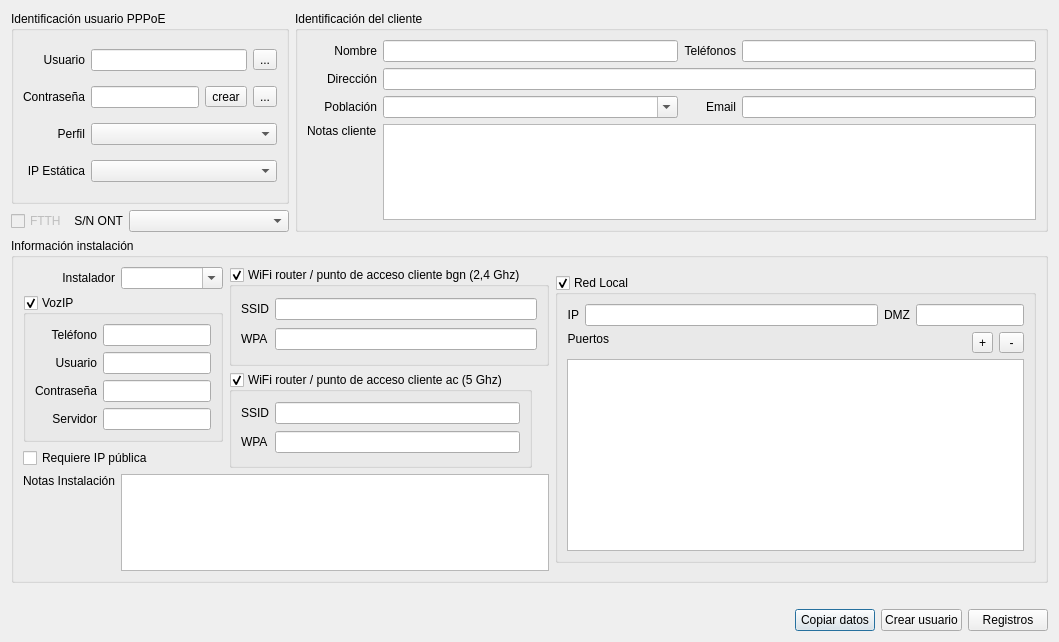
Qt form src/Dialogs/DlgPPPUser.ui (silderan/QMikPPPManager) before a commit.
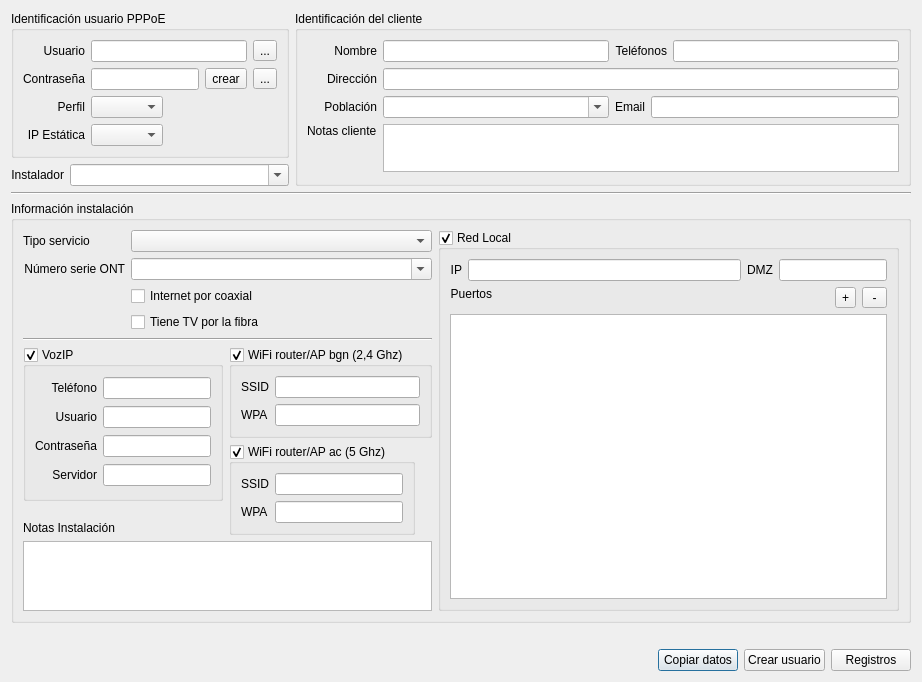
The same form after that commit. Icons and pictures are not drawn. Custom widgets are drawn as their Qt base class.

```diff
--- a/src/Dialogs/DlgPPPUser.ui
+++ b/src/Dialogs/DlgPPPUser.ui
@@ -6,16 +6,29 @@
    <rect>
     <x>0</x>
     <y>0</y>
-    <width>1059</width>
-    <height>642</height>
+    <width>922</width>
+    <height>625</height>
    </rect>
   </property>
   <property name="windowTitle">
    <string>Dialog</string>
   </property>
   <layout class="QGridLayout" name="gridLayout_8">
-   <item row="0" column="0" colspan="3">
+   <item row="2" column="0" colspan="3">
+    <widget class="Line" name="line">
+     <property name="orientation">
+      <enum>Qt::Horizontal</enum>
+     </property>
+    </widget>
+   </item>
+   <item row="0" column="0" colspan="2">
     <widget class="QGroupBox" name="groupBox">
+     <property name="sizePolicy">
+      <sizepolicy hsizetype="Maximum" vsizetype="Maximum">
+       <horstretch>0</horstretch>
+       <verstretch>0</verstretch>
+      </sizepolicy>
+     </property>
      <property name="title">
       <string>Identificación usuario PPPoE</string>
      </property>
@@ -51,7 +64,14 @@
        <widget class="QLineEdit" name="pppUserNameLineEdit"/>
       </item>
       <item row="2" column="1" colspan="3">
-       <widget class="QFancyComboBox" name="pppProfileComboBox"/>
+       <widget class="QFancyComboBox" name="pppProfileComboBox">
+        <property name="sizePolicy">
+         <sizepolicy hsizetype="Maximum" vsizetype="Fixed">
+          <horstretch>0</horstretch>
+          <verstretch>0</verstretch>
+         </sizepolicy>
+        </property>
+       </widget>
       </item>
       <item row="2" column="0">
        <widget class="QLabel" name="label_3">
@@ -103,161 +123,41 @@
        </widget>
       </item>
       <item row="3" column="1" colspan="3">
-       <widget class="QFancyComboBox" name="staticIPComboBox"/>
+       <widget class="QFancyComboBox" name="staticIPComboBox">
+        <property name="sizePolicy">
+         <sizepolicy hsizetype="Maximum" vsizetype="Fixed">
+          <horstretch>0</horstretch>
+          <verstretch>0</verstretch>
+         </sizepolicy>
+        </property>
+       </widget>
       </item>
      </layout>
     </widget>
    </item>
-   <item row="1" column="2">
-    <widget class="QComboBox" name="ontSNComboBox"/>
+   <item row="1" column="0">
+    <widget class="QLabel" name="label_10">
+     <property name="sizePolicy">
+      <sizepolicy hsizetype="Maximum" vsizetype="Preferred">
+       <horstretch>0</horstretch>
+       <verstretch>0</verstretch>
+      </sizepolicy>
+     </property>
+     <property name="text">
+      <string>Instalador</string>
+     </property>
+     <property name="alignment">
+      <set>Qt::AlignRight|Qt::AlignTrailing|Qt::AlignVCenter</set>
+     </property>
+    </widget>
    </item>
-   <item row="2" column="0" colspan="4">
+   <item row="3" column="0" colspan="3">
     <widget class="QGroupBox" name="groupBox_3">
      <property name="title">
       <string>Información instalación</string>
      </property>
      <layout class="QGridLayout" name="gridLayout_7">
-      <item row="0" column="0">
-       <widget class="QLabel" name="label_10">
-        <property name="sizePolicy">
-         <sizepolicy hsizetype="Minimum" vsizetype="Preferred">
-          <horstretch>0</horstretch>
-          <verstretch>0</verstretch>
-         </sizepolicy>
-        </property>
-        <property name="text">
-         <string>Instalador</string>
-        </property>
-        <property name="alignment">
-         <set>Qt::AlignRight|Qt::AlignTrailing|Qt::AlignVCenter</set>
-        </property>
-       </widget>
-      </item>
-      <item row="0" column="1">
-       <widget class="QFancyComboBox" name="installerComboBox">
-        <property name="editable">
-         <bool>true</bool>
-        </property>
-       </widget>
-      </item>
-      <item row="0" column="2" rowspan="2">
-       <widget class="QGroupBox" name="wifi2GroupBox">
-        <property name="sizePolicy">
-         <sizepolicy hsizetype="Maximum" vsizetype="Preferred">
-          <horstretch>0</horstretch>
-          <verstretch>0</verstretch>
-         </sizepolicy>
-        </property>
-        <property name="title">
-         <string>WiFi router / punto de acceso cliente bgn (2,4 Ghz)</string>
-        </property>
-        <property name="checkable">
-         <bool>true</bool>
-        </property>
-        <layout class="QGridLayout" name="gridLayout_3">
-         <item row="0" column="1">
-          <widget class="QLineEdit" name="wifi2SSIDLineEdit"/>
-         </item>
-         <item row="1" column="0">
-          <widget class="QLabel" name="label_22">
-           <property name="sizePolicy">
-            <sizepolicy hsizetype="Maximum" vsizetype="Preferred">
-             <horstretch>0</horstretch>
-             <verstretch>0</verstretch>
-            </sizepolicy>
-           </property>
-           <property name="text">
-            <string>WPA</string>
-           </property>
-          </widget>
-         </item>
-         <item row="0" column="0">
-          <widget class="QLabel" name="label_11">
-           <property name="sizePolicy">
-            <sizepolicy hsizetype="Maximum" vsizetype="Preferred">
-             <horstretch>0</horstretch>
-             <verstretch>0</verstretch>
-            </sizepolicy>
-           </property>
-           <property name="text">
-            <string>SSID</string>
-           </property>
-           <property name="alignment">
-            <set>Qt::AlignRight|Qt::AlignTrailing|Qt::AlignVCenter</set>
-           </property>
-          </widget>
-         </item>
-         <item row="1" column="1">
-          <widget class="QLineEdit" name="wifi2WPALineEdit"/>
-         </item>
-        </layout>
-       </widget>
-      </item>
-      <item row="1" column="0" rowspan="2" colspan="2">
-       <widget class="QGroupBox" name="voipGroupBox">
-        <property name="title">
-         <string>VozIP</string>
-        </property>
-        <property name="checkable">
-         <bool>true</bool>
-        </property>
-        <layout class="QGridLayout" name="gridLayout_5">
-         <item row="1" column="0">
-          <widget class="QLabel" name="label_16">
-           <property name="text">
-            <string>Usuario</string>
-           </property>
-           <property name="alignment">
-            <set>Qt::AlignRight|Qt::AlignTrailing|Qt::AlignVCenter</set>
-           </property>
-          </widget>
-         </item>
-         <item row="3" column="1">
-          <widget class="QLineEdit" name="voipServerLineEdit"/>
-         </item>
-         <item row="0" column="1">
-          <widget class="QLineEdit" name="voipPhoneNumber"/>
-         </item>
-         <item row="2" column="1">
-          <widget class="QLineEdit" name="voipUserPass"/>
-         </item>
-         <item row="0" column="0">
-          <widget class="QLabel" name="label_15">
-           <property name="text">
-            <string>Teléfono</string>
-           </property>
-           <property name="alignment">
-            <set>Qt::AlignRight|Qt::AlignTrailing|Qt::AlignVCenter</set>
-           </property>
-          </widget>
-         </item>
-         <item row="2" column="0">
-          <widget class="QLabel" name="label_17">
-           <property name="text">
-            <string>Contraseña</string>
-           </property>
-           <property name="alignment">
-            <set>Qt::AlignRight|Qt::AlignTrailing|Qt::AlignVCenter</set>
-           </property>
-          </widget>
-         </item>
-         <item row="3" column="0">
-          <widget class="QLabel" name="label_24">
-           <property name="text">
-            <string>Servidor</string>
-           </property>
-           <property name="alignment">
-            <set>Qt::AlignRight|Qt::AlignTrailing|Qt::AlignVCenter</set>
-           </property>
-          </widget>
-         </item>
-         <item row="1" column="1">
-          <widget class="QLineEdit" name="voipUserName"/>
-         </item>
-        </layout>
-       </widget>
-      </item>
-      <item row="2" column="2" rowspan="2">
+      <item row="6" column="2" rowspan="3">
        <widget class="QGroupBox" name="wifi5GroupBox">
         <property name="sizePolicy">
          <sizepolicy hsizetype="Maximum" vsizetype="Preferred">
@@ -266,7 +166,7 @@
          </sizepolicy>
         </property>
         <property name="title">
-         <string>WiFi router / punto de acceso cliente ac (5 Ghz)</string>
+         <string>WiFi router/AP ac (5 Ghz)</string>
         </property>
         <property name="checkable">
          <bool>true</bool>
@@ -310,49 +210,20 @@
         </layout>
        </widget>
       </item>
-      <item row="4" column="0">
-       <widget class="QLabel" name="label_25">
-        <property name="sizePolicy">
-         <sizepolicy hsizetype="Maximum" vsizetype="Minimum">
-          <horstretch>0</horstretch>
-          <verstretch>0</verstretch>
-         </sizepolicy>
+      <item row="1" column="1" colspan="2">
+       <widget class="QComboBox" name="ontSNComboBox">
+        <property name="editable">
+         <bool>true</bool>
         </property>
-        <property name="text">
-         <string>Notas Instalación</string>
-        </property>
-        <property name="alignment">
-         <set>Qt::AlignRight|Qt::AlignTop|Qt::AlignTrailing</set>
-        </property>
        </widget>
       </item>
-      <item row="3" column="0" colspan="2">
-       <widget class="QCheckBox" name="needsPublicIPCheckBox">
-        <property name="sizePolicy">
-         <sizepolicy hsizetype="Maximum" vsizetype="Fixed">
-          <horstretch>0</horstretch>
-          <verstretch>0</verstretch>
-         </sizepolicy>
-        </property>
-        <property name="text">
-         <string>Requiere IP pública</string>
-        </property>
-       </widget>
+      <item row="0" column="1" colspan="2">
+       <widget class="QComboBox" name="serviceTypeComboBox"/>
       </item>
-      <item row="4" column="1" colspan="2">
-       <widget class="QTextEdit" name="installNotesTextEdit">
-        <property name="sizePolicy">
-         <sizepolicy hsizetype="Expanding" vsizetype="Maximum">
-          <horstretch>0</horstretch>
-          <verstretch>0</verstretch>
-         </sizepolicy>
-        </property>
-       </widget>
-      </item>
-      <item row="0" column="3" rowspan="5">
+      <item row="0" column="3" rowspan="10">
        <widget class="QGroupBox" name="lanGroupBox">
         <property name="sizePolicy">
-         <sizepolicy hsizetype="MinimumExpanding" vsizetype="Maximum">
+         <sizepolicy hsizetype="MinimumExpanding" vsizetype="Preferred">
           <horstretch>0</horstretch>
           <verstretch>0</verstretch>
          </sizepolicy>
@@ -414,7 +285,14 @@
           <widget class="QLineEdit" name="lanIPLineEdit"/>
          </item>
          <item row="2" column="0" colspan="6">
-          <widget class="QPortForwardTableWidget" name="lanPortsTableWidget"/>
+          <widget class="QPortForwardTableWidget" name="lanPortsTableWidget">
+           <property name="sizePolicy">
+            <sizepolicy hsizetype="Expanding" vsizetype="MinimumExpanding">
+             <horstretch>0</horstretch>
+             <verstretch>0</verstretch>
+            </sizepolicy>
+           </property>
+          </widget>
          </item>
          <item row="1" column="5">
           <widget class="QToolButton" name="delPortButton">
@@ -433,10 +311,286 @@
         </layout>
        </widget>
       </item>
+      <item row="4" column="0" colspan="3">
+       <widget class="Line" name="line_2">
+        <property name="orientation">
+         <enum>Qt::Horizontal</enum>
+        </property>
+       </widget>
+      </item>
+      <item row="1" column="0">
+       <widget class="QLabel" name="label_21">
+        <property name="text">
+         <string>Número serie ONT</string>
+        </property>
+        <property name="alignment">
+         <set>Qt::AlignRight|Qt::AlignTrailing|Qt::AlignVCenter</set>
+        </property>
+       </widget>
+      </item>
+      <item row="5" column="2">
+       <widget class="QGroupBox" name="wifi2GroupBox">
+        <property name="sizePolicy">
+         <sizepolicy hsizetype="Maximum" vsizetype="Preferred">
+          <horstretch>0</horstretch>
+          <verstretch>0</verstretch>
+         </sizepolicy>
+        </property>
+        <property name="title">
+         <string>WiFi router/AP bgn (2,4 Ghz)</string>
+        </property>
+        <property name="checkable">
+         <bool>true</bool>
+        </property>
+        <layout class="QGridLayout" name="gridLayout_3">
+         <item row="0" column="1">
+          <widget class="QLineEdit" name="wifi2SSIDLineEdit"/>
+         </item>
+         <item row="1" column="0">
+          <widget class="QLabel" name="label_22">
+           <property name="sizePolicy">
+            <sizepolicy hsizetype="Maximum" vsizetype="Preferred">
+             <horstretch>0</horstretch>
+             <verstretch>0</verstretch>
+            </sizepolicy>
+           </property>
+           <property name="text">
+            <string>WPA</string>
+           </property>
+          </widget>
+         </item>
+         <item row="0" column="0">
+          <widget class="QLabel" name="label_11">
+           <property name="sizePolicy">
+            <sizepolicy hsizetype="Maximum" vsizetype="Preferred">
+             <horstretch>0</horstretch>
+             <verstretch>0</verstretch>
+            </sizepolicy>
+           </property>
+           <property name="text">
+            <string>SSID</string>
+           </property>
+           <property name="alignment">
+            <set>Qt::AlignRight|Qt::AlignTrailing|Qt::AlignVCenter</set>
+           </property>
+          </widget>
+         </item>
+         <item row="1" column="1">
+          <widget class="QLineEdit" name="wifi2WPALineEdit"/>
+         </item>
+        </layout>
+       </widget>
+      </item>
+      <item row="5" column="0" rowspan="3" colspan="2">
+       <widget class="QGroupBox" name="voipGroupBox">
+        <property name="title">
+         <string>VozIP</string>
+        </property>
+        <property name="checkable">
+         <bool>true</bool>
+        </property>
+        <layout class="QGridLayout" name="gridLayout_5">
+         <item row="1" column="0">
+          <widget class="QLabel" name="label_16">
+           <property name="text">
+            <string>Usuario</string>
+           </property>
+           <property name="alignment">
+            <set>Qt::AlignRight|Qt::AlignTrailing|Qt::AlignVCenter</set>
+           </property>
+          </widget>
+         </item>
+         <item row="3" column="1">
+          <widget class="QLineEdit" name="voipServerLineEdit"/>
+         </item>
+         <item row="0" column="1">
+          <widget class="QLineEdit" name="voipPhoneNumber"/>
+         </item>
+         <item row="2" column="1">
+          <widget class="QLineEdit" name="voipUserPass"/>
+         </item>
+         <item row="0" column="0">
+          <widget class="QLabel" name="label_15">
+           <property name="text">
+            <string>Teléfono</string>
+           </property>
+           <property name="alignment">
+            <set>Qt::AlignRight|Qt::AlignTrailing|Qt::AlignVCenter</set>
+           </property>
+          </widget>
+         </item>
+         <item row="2" column="0">
+          <widget class="QLabel" name="label_17">
+           <property name="text">
+            <string>Contraseña</string>
+           </property>
+           <property name="alignment">
+            <set>Qt::AlignRight|Qt::AlignTrailing|Qt::AlignVCenter</set>
+           </property>
+          </widget>
+         </item>
+         <item row="3" column="0">
+          <widget class="QLabel" name="label_24">
+           <property name="text">
+            <string>Servidor</string>
+           </property>
+           <property name="alignment">
+            <set>Qt::AlignRight|Qt::AlignTrailing|Qt::AlignVCenter</set>
+           </property>
+          </widget>
+         </item>
+         <item row="1" column="1">
+          <widget class="QLineEdit" name="voipUserName"/>
+         </item>
+        </layout>
+       </widget>
+      </item>
+      <item row="8" column="0" colspan="2">
+       <widget class="QLabel" name="label_25">
+        <property name="text">
+         <string>Notas Instalación</string>
+        </property>
+        <property name="alignment">
+         <set>Qt::AlignBottom|Qt::AlignLeading|Qt::AlignLeft</set>
+        </property>
+       </widget>
+      </item>
+      <item row="0" column="0">
+       <widget class="QLabel" name="label_23">
+        <property name="text">
+         <string>Tipo servicio</string>
+        </property>
+       </widget>
+      </item>
+      <item row="2" column="1" colspan="2">
+       <widget class="QCheckBox" name="iocCheckBox">
+        <property name="text">
+         <string>Internet por coaxial</string>
+        </property>
+       </widget>
+      </item>
+      <item row="3" column="1" colspan="2">
+       <widget class="QCheckBox" name="tofCheckBox">
+        <property name="text">
+         <string>Tiene TV por la fibra</string>
+        </property>
+       </widget>
+      </item>
+      <item row="9" column="0" colspan="3">
+       <widget class="QTextEdit" name="installNotesTextEdit"/>
+      </item>
      </layout>
     </widget>
    </item>
-   <item row="4" column="0" colspan="4">
+   <item row="0" column="2" rowspan="2">
+    <widget class="QGroupBox" name="groupBox_2">
+     <property name="title">
+      <string>Identificación del cliente</string>
+     </property>
+     <layout class="QGridLayout" name="gridLayout_2">
+      <item row="3" column="0">
+       <widget class="QLabel" name="label_9">
+        <property name="text">
+         <string>Notas cliente</string>
+        </property>
+        <property name="alignment">
+         <set>Qt::AlignLeading|Qt::AlignLeft|Qt::AlignTop</set>
+        </property>
+       </widget>
+      </item>
+      <item row="2" column="2">
+       <widget class="QLabel" name="label_8">
+        <property name="text">
+         <string>Email</string>
+        </property>
+        <property name="alignment">
+         <set>Qt::AlignRight|Qt::AlignTrailing|Qt::AlignVCenter</set>
+        </property>
+       </widget>
+      </item>
+      <item row="2" column="1">
+       <widget class="QFancyComboBox" name="clientCityComboBox">
+        <property name="editable">
+         <bool>true</bool>
+        </property>
+        <property name="currentIndex">
+         <number>-1</number>
+        </property>
+       </widget>
+      </item>
+      <item row="2" column="0">
+       <widget class="QLabel" name="label_6">
+        <property name="text">
+         <string>Población</string>
+        </property>
+        <property name="alignment">
+         <set>Qt::AlignRight|Qt::AlignTrailing|Qt::AlignVCenter</set>
+        </property>
+       </widget>
+      </item>
+      <item row="0" column="4">
+       <widget class="QLineEdit" name="clientPhonesLineEdit"/>
+      </item>
+      <item row="1" column="1" colspan="4">
+       <widget class="QLineEdit" name="clientAddressLineEdit"/>
+      </item>
+      <item row="3" column="1" colspan="4">
+       <widget class="QTextEdit" name="clientNotesTextEdit">
+        <property name="maximumSize">
+         <size>
+          <width>16777215</width>
+          <height>48</height>
+         </size>
+        </property>
+       </widget>
+      </item>
+      <item row="0" column="1">
+       <widget class="QLineEdit" name="clientNameLineEdit"/>
+      </item>
+      <item row="1" column="0">
+       <widget class="QLabel" name="label_5">
+        <property name="text">
+         <string>Dirección</string>
+        </property>
+        <property name="alignment">
+         <set>Qt::AlignRight|Qt::AlignTrailing|Qt::AlignVCenter</set>
+        </property>
+       </widget>
+      </item>
+      <item row="2" column="3" colspan="2">
+       <widget class="QLineEdit" name="clientEmailLineEdit"/>
+      </item>
+      <item row="0" column="0">
+       <widget class="QLabel" name="label_4">
+        <property name="text">
+         <string>Nombre</string>
+        </property>
+        <property name="alignment">
+         <set>Qt::AlignRight|Qt::AlignTrailing|Qt::AlignVCenter</set>
+        </property>
+       </widget>
+      </item>
+      <item row="0" column="2" colspan="2">
+       <widget class="QLabel" name="label_7">
+        <property name="text">
+         <string>Teléfonos</string>
+        </property>
+        <property name="alignment">
+         <set>Qt::AlignRight|Qt::AlignTrailing|Qt::AlignVCenter</set>
+        </property>
+       </widget>
+      </item>
+     </layout>
+    </widget>
+   </item>
+   <item row="1" column="1">
+    <widget class="QFancyComboBox" name="installerComboBox">
+     <property name="editable">
+      <bool>true</bool>
+     </property>
+    </widget>
+   </item>
+   <item row="5" column="0" colspan="3">
     <layout class="QHBoxLayout" name="horizontalLayout">
      <item>
       <spacer name="horizontalSpacer">
@@ -480,194 +634,7 @@
      </item>
     </layout>
    </item>
-   <item row="0" column="3" rowspan="2">
-    <widget class="QGroupBox" name="groupBox_2">
-     <property name="title">
-      <string>Identificación del cliente</string>
-     </property>
-     <layout class="QGridLayout" name="gridLayout_2">
-      <item row="0" column="1">
-       <widget class="QLineEdit" name="clientNameLineEdit">
-        <property name="sizePolicy">
-         <sizepolicy hsizetype="MinimumExpanding" vsizetype="Fixed">
-          <horstretch>0</horstretch>
-          <verstretch>0</verstretch>
-         </sizepolicy>
-        </property>
-       </widget>
-      </item>
-      <item row="2" column="2">
-       <widget class="QLabel" name="label_8">
-        <property name="sizePolicy">
-         <sizepolicy hsizetype="Minimum" vsizetype="Preferred">
-          <horstretch>0</horstretch>
-          <verstretch>0</verstretch>
-         </sizepolicy>
-        </property>
-        <property name="text">
-         <string>Email</string>
-        </property>
-        <property name="alignment">
-         <set>Qt::AlignRight|Qt::AlignTrailing|Qt::AlignVCenter</set>
-        </property>
-       </widget>
-      </item>
-      <item row="2" column="3">
-       <widget class="QLineEdit" name="clientEmailLineEdit">
-        <property name="sizePolicy">
-         <sizepolicy hsizetype="MinimumExpanding" vsizetype="Fixed">
-          <horstretch>0</horstretch>
-          <verstretch>0</verstretch>
-         </sizepolicy>
-        </property>
-       </widget>
-      </item>
-      <item row="0" column="0">
-       <widget class="QLabel" name="label_4">
-        <property name="sizePolicy">
-         <sizepolicy hsizetype="Preferred" vsizetype="Preferred">
-          <horstretch>0</horstretch>
-          <verstretch>0</verstretch>
-         </sizepolicy>
-        </property>
-        <property name="text">
-         <string>Nombre</string>
-        </property>
-        <property name="alignment">
-         <set>Qt::AlignRight|Qt::AlignTrailing|Qt::AlignVCenter</set>
-        </property>
-       </widget>
-      </item>
-      <item row="3" column="1" colspan="3">
-       <widget class="QTextEdit" name="clientNotesTextEdit">
-        <property name="sizePolicy">
-         <sizepolicy hsizetype="Expanding" vsizetype="Maximum">
-          <horstretch>0</horstretch>
-          <verstretch>0</verstretch>
-         </sizepolicy>
-        </property>
-       </widget>
-      </item>
-      <item row="1" column="0">
-       <widget class="QLabel" name="label_5">
-        <property name="sizePolicy">
-         <sizepolicy hsizetype="Preferred" vsizetype="Preferred">
-          <horstretch>0</horstretch>
-          <verstretch>0</verstretch>
-         </sizepolicy>
-        </property>
-        <property name="text">
-         <string>Dirección</string>
-        </property>
-        <property name="alignment">
-         <set>Qt::AlignRight|Qt::AlignTrailing|Qt::AlignVCenter</set>
-        </property>
-       </widget>
-      </item>
-      <item row="3" column="0">
-       <widget class="QLabel" name="label_9">
-        <property name="sizePolicy">
-         <sizepolicy hsizetype="Preferred" vsizetype="Preferred">
-          <horstretch>0</horstretch>
-          <verstretch>0</verstretch>
-         </sizepolicy>
-        </property>
-        <property name="text">
-         <string>Notas cliente</string>
-        </property>
-        <property name="alignment">
-         <set>Qt::AlignLeading|Qt::AlignLeft|Qt::AlignTop</set>
-        </property>
-       </widget>
-      </item>
-      <item row="0" column="3">
-       <widget class="QLineEdit" name="clientPhonesLineEdit">
-        <property name="sizePolicy">
-         <sizepolicy hsizetype="MinimumExpanding" vsizetype="Fixed">
-          <horstretch>0</horstretch>
-          <verstretch>0</verstretch>
-         </sizepolicy>
-        </property>
-       </widget>
-      </item>
-      <item row="2" column="1">
-       <widget class="QFancyComboBox" name="clientCityComboBox">
-        <property name="sizePolicy">
-         <sizepolicy hsizetype="MinimumExpanding" vsizetype="Fixed">
-          <horstretch>0</horstretch>
-          <verstretch>0</verstretch>
-         </sizepolicy>
-        </property>
-        <property name="editable">
-         <bool>true</bool>
-        </property>
-        <property name="currentIndex">
-         <number>-1</number>
-        </property>
-       </widget>
-      </item>
-      <item row="0" column="2">
-       <widget class="QLabel" name="label_7">
-        <property name="sizePolicy">
-         <sizepolicy hsizetype="Preferred" vsizetype="Preferred">
-          <horstretch>0</horstretch>
-          <verstretch>0</verstretch>
-         </sizepolicy>
-        </property>
-        <property name="text">
-         <string>Teléfonos</string>
-        </property>
-        <property name="alignment">
-         <set>Qt::AlignRight|Qt::AlignTrailing|Qt::AlignVCenter</set>
-        </property>
-       </widget>
-      </item>
-      <item row="2" column="0">
-       <widget class="QLabel" name="label_6">
-        <property name="sizePolicy">
-         <sizepolicy hsizetype="Minimum" vsizetype="Preferred">
-          <horstretch>0</horstretch>
-          <verstretch>0</verstretch>
-         </sizepolicy>
-        </property>
-        <property name="text">
-         <string>Población</string>
-        </property>
-        <property name="alignment">
-         <set>Qt::AlignRight|Qt::AlignTrailing|Qt::AlignVCenter</set>
-        </property>
-       </widget>
-      </item>
-      <item row="1" column="1" colspan="3">
-       <widget class="QLineEdit" name="clientAddressLineEdit">
-        <property name="sizePolicy">
-         <sizepolicy hsizetype="MinimumExpanding" vsizetype="Fixed">
-          <horstretch>0</horstretch>
-          <verstretch>0</verstretch>
-         </sizepolicy>
-        </property>
-       </widget>
-      </item>
-     </layout>
-    </widget>
-   </item>
-   <item row="1" column="1">
-    <widget class="QLabel" name="label_21">
-     <property name="sizePolicy">
-      <sizepolicy hsizetype="Maximum" vsizetype="Maximum">
-       <horstretch>0</horstretch>
-       <verstretch>0</verstretch>
-      </sizepolicy>
-     </property>
-     <property name="text">
-      <string>S/N ONT</string>
-     </property>
-     <property name="alignment">
-      <set>Qt::AlignRight|Qt::AlignTrailing|Qt::AlignVCenter</set>
-     </property>
-    </widget>
-   </item>
-   <item row="3" column="0">
+   <item row="4" column="0" colspan="3">
     <widget class="QLabel" name="infoLabel">
      <property name="sizePolicy">
       <sizepolicy hsizetype="Preferred" vsizetype="Fixed">
@@ -723,22 +690,6 @@
      </property>
     </widget>
    </item>
-   <item row="1" column="0">
-    <widget class="QCheckBox" name="ftthCheckBox">
-     <property name="enabled">
-      <bool>false</bool>
-     </property>
-     <property name="sizePolicy">
-      <sizepolicy hsizetype="Maximum" vsizetype="Fixed">
-       <horstretch>0</horstretch>
-       <verstretch>0</verstretch>
-      </sizepolicy>
-     </property>
-     <property name="text">
-      <string>FTTH</string>
-     </property>
-    </widget>
-   </item>
   </layout>
  </widget>
  <customwidgets>
```
Left out of the diff: 16 changed lines with no effect on the pictures.
